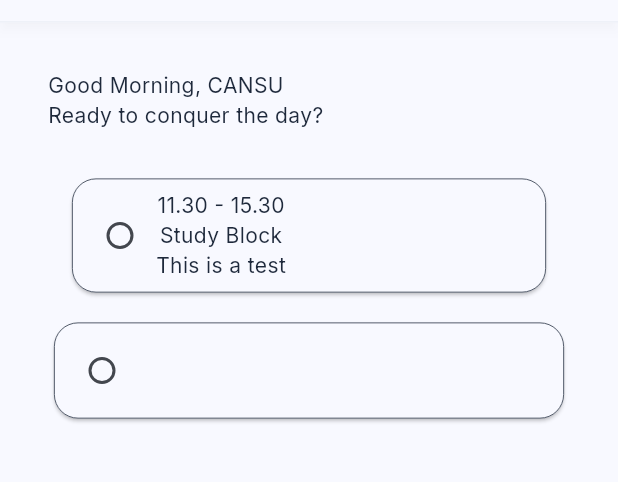
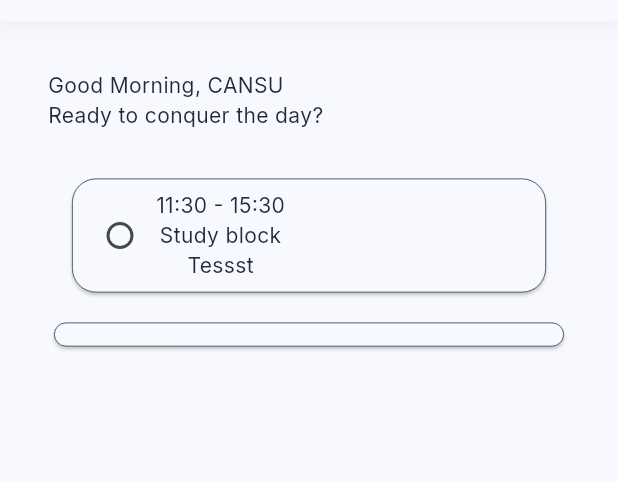
Before and after one commit to censop/june, a Flutter app: the screen it shows after launch, on a phone screen of 412 x 824 dp, the part 63-545 px from its top. Run offline on Flutter 3.47's test engine with Material 3 defaults, Android fonts, the phone set to English and light mode, and no system bars.

Commit message:
task_model + format_utils created and implemented

```diff
--- /dev/null
+++ b/lib/Models/task.dart
@@ -0,0 +1,62 @@
+import 'package:flutter/material.dart';
+
+class Task {
+  final String taskName;
+  final String description;
+  final TimeOfDay startTime;
+  final TimeOfDay endTime;
+  final bool isCompleted;
+
+  Task({
+    required this.taskName,
+    required this.description,
+    required this.startTime,
+    required this.endTime,
+    this.isCompleted = false,
+  });
+
+  Task copyWith({
+    String? taskName,
+    String? description,
+    TimeOfDay? startTime,
+    TimeOfDay? endTime,
+    bool? isCompleted,
+  }) {
+    return Task(
+      taskName: taskName ?? this.taskName,
+      description: description ?? this.description,
+      startTime: startTime ?? this.startTime,
+      endTime: endTime ?? this.endTime,
+      isCompleted: isCompleted ?? this.isCompleted,
+    );
+  }
+
+  Map<String, dynamic> toMap() {
+    return {
+      'taskName': taskName,
+      'description': description,
+      'startTime': '${startTime.hour}:${startTime.minute}',
+      'endTime': '${endTime.hour}:${endTime.minute}',
+      'isCompleted': isCompleted,
+    };
+  }
+
+  factory Task.fromMap(Map<String, dynamic> map) {
+    // Helper function to parse the "HH:mm" string back into a TimeOfDay object
+    TimeOfDay parseTime(String timeString) {
+      final parts = timeString.split(':');
+      return TimeOfDay(
+        hour: int.parse(parts[0]),
+        minute: int.parse(parts[1]),
+      );
+    }
+
+    return Task(
+      taskName: map['taskName'] ?? '',
+      description: map['description'] ?? '',
+      startTime: parseTime(map['startTime'] ?? '00:00'),
+      endTime: parseTime(map['endTime'] ?? '00:00'),
+      isCompleted: map['isCompleted'] ?? false,
+    );
+  }
+}
--- /dev/null
+++ b/lib/Utils/format_utils.dart
@@ -0,0 +1,20 @@
+import 'package:flutter/material.dart';
+
+class FormatUtils {
+  static TimeOfDay stringToTimeOfDay(String timeString) {
+    final parts = timeString.split(':');
+    if (parts.length != 2) return TimeOfDay(hour: 0, minute: 0);
+
+    return TimeOfDay(
+      hour: int.parse(parts[0]),
+      minute: int.parse(parts[1]),
+    );
+  }
+
+  /// string should be hh:mm
+  static String timeOfDayToString(TimeOfDay time) {
+    final String h = time.hour.toString().padLeft(2, '0');
+    final String m = time.minute.toString().padLeft(2, '0');
+    return '$h:$m';
+  }
+}
--- a/lib/Widgets/Cards/day_card.dart
+++ b/lib/Widgets/Cards/day_card.dart
@@ -1,7 +1,11 @@
 import 'package:flutter/material.dart';
 
 class DayCard extends StatefulWidget {
-  const DayCard({super.key});
+  const DayCard({
+    super.key,
+    //required this.day,
+    //required
+  });
 
   @override
   State<DayCard> createState() => _DayCardState();
@@ -24,11 +28,6 @@ class _DayCardState extends State<DayCard> {
         child: Row(
           mainAxisSize: MainAxisSize.max ,
           children: [
-            Checkbox(
-              value: false,
-              shape: CircleBorder(),
-              onChanged: (_) {}
-            ),
             Column(
               mainAxisSize: MainAxisSize.min ,
               children: [
--- a/lib/Widgets/Cards/task_card.dart
+++ b/lib/Widgets/Cards/task_card.dart
@@ -1,18 +1,14 @@
 import 'package:flutter/material.dart';
+import 'package:june/Models/task.dart';
+import 'package:june/Utils/format_utils.dart';
 
 class TaskCard extends StatefulWidget {
   const TaskCard({
     super.key,
-    required this.taskName,
-    required this.startTime,
-    required this.endTime,
-    this.description //not necessary
+    required this.task
   });
 
-  final String taskName;
-  final String startTime;
-  final String endTime;
-  final String? description;
+  final Task task;
 
   @override
   State<TaskCard> createState() => _TaskCardState();
@@ -44,9 +40,18 @@ class _TaskCardState extends State<TaskCard> {
             Column(
               mainAxisSize: MainAxisSize.min ,
               children: [
-                Text("${widget.startTime} - ${widget.endTime}"),
-                Text("${widget.taskName}"),
-                Text("${widget.description}"),
+                Text(
+                  "${FormatUtils.timeOfDayToString(widget.task.startTime)} - ${FormatUtils.timeOfDayToString(widget.task.endTime)}",
+                  textAlign: TextAlign.start,
+                ),
+                Text(
+                  "${widget.task.taskName}",
+                  textAlign: TextAlign.start,
+                ),
+                Text(
+                  "${widget.task.description}",
+                  textAlign: TextAlign.start,
+                ),
               ],
             )
           ],
--- a/lib/Widgets/Screens/home_page.dart
+++ b/lib/Widgets/Screens/home_page.dart
@@ -1,4 +1,5 @@
 import 'package:flutter/material.dart';
+import 'package:june/Models/task.dart';
 import 'package:june/Widgets/Cards/day_card.dart';
 import 'package:june/Widgets/Cards/task_card.dart';
 
@@ -45,16 +46,15 @@ class _HomePageState extends State<HomePage> {
           children:[
             Text("Good Morning, CANSU\nReady to conquer the day?"),
             SizedBox(height: 16,),
-            TaskCard( //placeholder until backend implemented
-              taskName: "Study Block",
-              startTime: "11.30",
-              endTime: "15.30",
-              description: "This is a test",
-            ),
+            TaskCard(task: dummyTask,),
             DayCard(),
           ]
         ),
       ),
     );
   }
+
+
+  //DUMMY TASK FOR TEST
+  Task dummyTask = Task(taskName: "Study block", description: "Tessst", startTime: TimeOfDay(hour: 11, minute: 30), endTime: TimeOfDay(hour: 15, minute: 30));
 }
```
